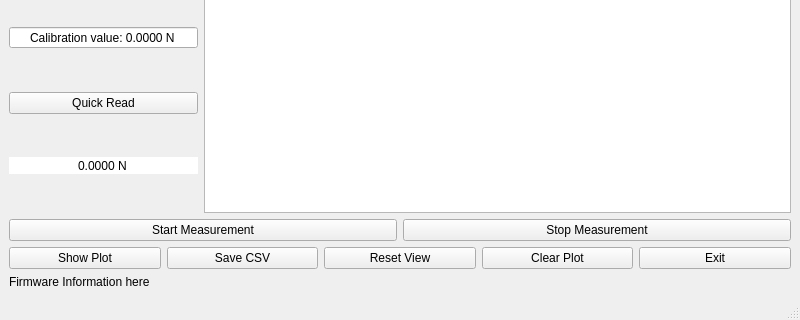
First picture: the form in thorlabs/LoadCell_HX711_MVC/src/loadcell_hx711_mvc/Threading_DesignerGuiMjolnir.ui, repository NatuurkundePracticumAmsterdam/Use-the-Force, before the edit; both pictures show x 0 to 800 and y 280 to 600 of the 800 by 600 pixel window.
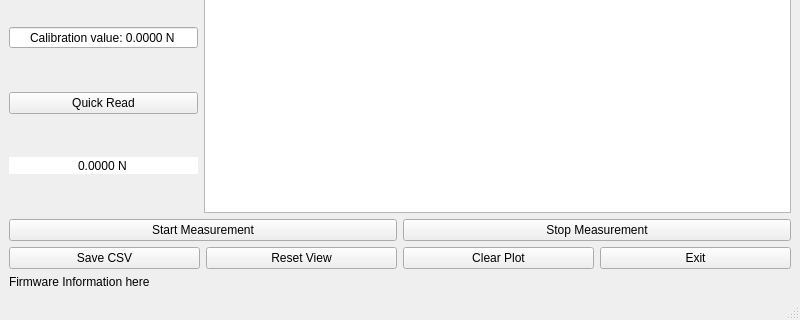
Second picture: the form after the edit. Custom widgets are drawn as their Qt base class.

Commit message: Made it so the Quick Read box can also print negative numbers + removed "ShowPlot" button (was obsolete)

```diff
--- a/thorlabs/LoadCell_HX711_MVC/src/loadcell_hx711_mvc/Threading_DesignerGuiMjolnir.ui
+++ b/thorlabs/LoadCell_HX711_MVC/src/loadcell_hx711_mvc/Threading_DesignerGuiMjolnir.ui
@@ -162,13 +162,6 @@
     </item>
     <item>
      <layout class="QHBoxLayout" name="horizontalLayout">
-      <item>
-       <widget class="QPushButton" name="ShowButton">
-        <property name="text">
-         <string>Show Plot</string>
-        </property>
-       </widget>
-      </item>
       <item>
        <widget class="QPushButton" name="SaveButton">
         <property name="text">
```
Left out of the diff: 3 changed lines with no effect on the pictures. The commit also changes 6 other files.
